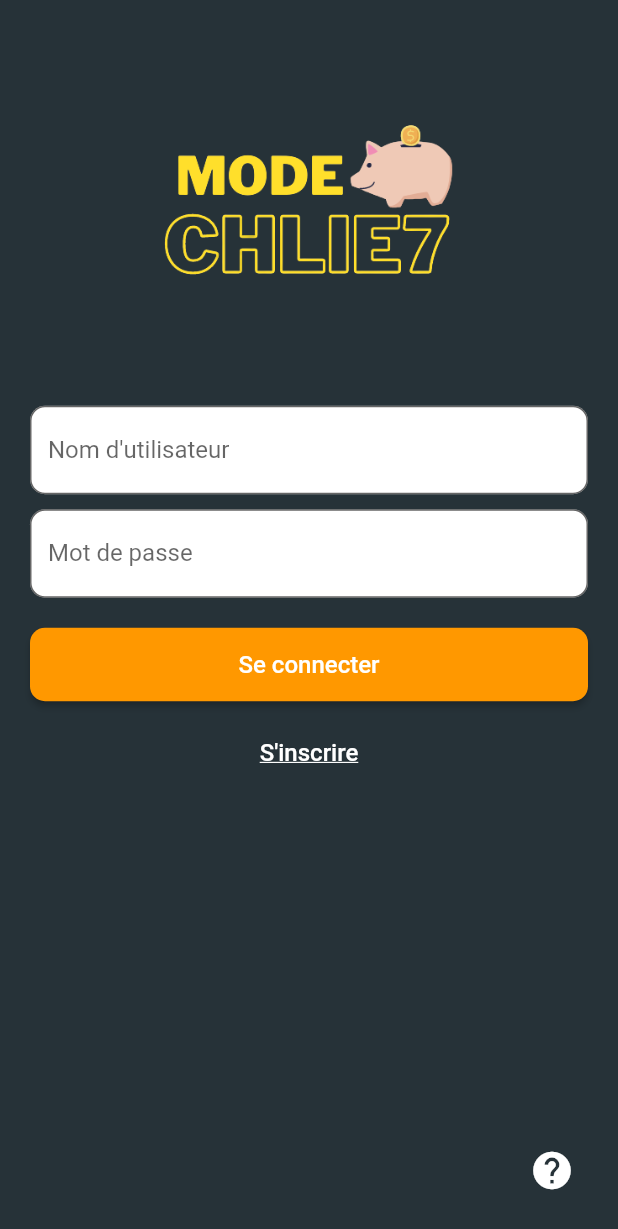
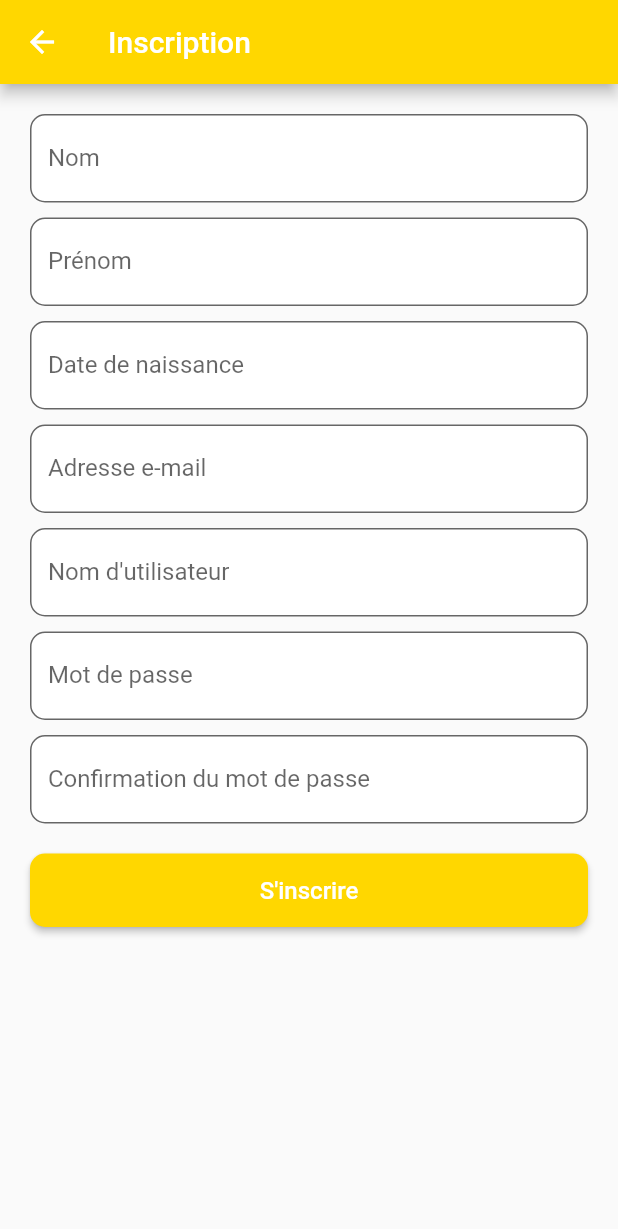
Before and after one commit to naoufal-mft/EconomiZ, a Flutter app: the screen it shows after launch, after a tap on an icon or button, on a phone screen of 412 x 824 dp. Shown: the top 1229 px of the screen. Run offline on Flutter 3.47's test engine with Material 2 defaults, Android fonts, the phone set to English and light mode, and no system bars.

Commit message:
feat(Création de la page d'inscription): page contenant un formulaire pour l'ajout des infos de connexion

```diff
--- a/lib/login_page.dart
+++ b/lib/login_page.dart
@@ -1,4 +1,5 @@
 import 'package:flutter/material.dart';
+import 'registration_page.dart';
 
 class CustomLoginPage extends StatelessWidget {
   @override
@@ -64,7 +65,12 @@ class CustomLoginPage extends StatelessWidget {
               SizedBox(height: 10.0),
               TextButton(
                 onPressed: () {
-                  // Actions à effectuer lors de l'inscription
+                  Navigator.push(
+                    context,
+                    MaterialPageRoute(
+                      builder: (context) => RegistrationPage(),
+                    ),
+                  );
                 },
                 child: Text(
                   'S\'inscrire',
--- a/lib/main.dart
+++ b/lib/main.dart
@@ -1,5 +1,6 @@
 import 'package:flutter/material.dart';
-import 'login_page.dart'; // Importez le fichier login_page.dart que vous avez créé
+import 'login_page.dart';
+import 'registration_page.dart';
 
 void main() {
   runApp(MyApp());
@@ -13,7 +14,11 @@ class MyApp extends StatelessWidget {
       theme: ThemeData(
         primarySwatch: Colors.blue,
       ),
-      home: CustomLoginPage(), // Utilisez la page de connexion personnalisée que vous avez créée
+      initialRoute: '/',
+      routes: {
+        '/': (context) => CustomLoginPage(),
+        '/inscription': (context) => RegistrationPage(),
+      },
     );
   }
 }
--- /dev/null
+++ b/lib/registration_page.dart
@@ -0,0 +1,228 @@
+import 'package:flutter/material.dart';
+import 'budget_page.dart';
+
+class RegistrationPage extends StatefulWidget {
+  @override
+  _RegistrationPageState createState() => _RegistrationPageState();
+}
+
+class _RegistrationPageState extends State<RegistrationPage> with SingleTickerProviderStateMixin {
+  late AnimationController _controleurAnimation;
+  late Animation<double> _animation;
+
+  TextEditingController nomController = TextEditingController();
+  TextEditingController prenomController = TextEditingController();
+  TextEditingController dateNaissanceController = TextEditingController();
+  TextEditingController emailController = TextEditingController();
+  TextEditingController nomUtilisateurController = TextEditingController();
+  TextEditingController motDePasseController = TextEditingController();
+  TextEditingController confirmationMotDePasseController = TextEditingController();
+
+  @override
+  void initState() {
+    super.initState();
+
+    _controleurAnimation = AnimationController(
+      vsync: this,
+      duration: Duration(milliseconds: 1000),
+    );
+
+    _animation = CurvedAnimation(
+      parent: _controleurAnimation,
+      curve: Curves.easeInOut,
+    );
+
+    _controleurAnimation.forward();
+  }
+
+  @override
+  void dispose() {
+    _controleurAnimation.dispose();
+    super.dispose();
+  }
+
+  @override
+  Widget build(BuildContext context) {
+    return Scaffold(
+      appBar: AppBar(
+        title: Text('Inscription'),
+        backgroundColor: Color(0xFFFFD700), // Couleur dorée
+      ),
+      body: SingleChildScrollView(
+        child: Padding(
+          padding: EdgeInsets.all(20.0),
+          child: FadeTransition(
+            opacity: _animation,
+            child: Column(
+              crossAxisAlignment: CrossAxisAlignment.stretch,
+              children: [
+                // Champs de texte pour les informations de l'utilisateur
+                TextField(
+                  controller: nomController,
+                  decoration: InputDecoration(
+                    labelText: 'Nom',
+                    filled: true,
+                    fillColor: Colors.white,
+                    border: OutlineInputBorder(
+                      borderRadius: BorderRadius.circular(10.0),
+                    ),
+                  ),
+                ),
+                SizedBox(height: 10.0),
+                TextField(
+                  controller: prenomController,
+                  decoration: InputDecoration(
+                    labelText: 'Prénom',
+                    filled: true,
+                    fillColor: Colors.white,
+                    border: OutlineInputBorder(
+                      borderRadius: BorderRadius.circular(10.0),
+                    ),
+                  ),
+                ),
+                SizedBox(height: 10.0),
+                TextField(
+                  controller: dateNaissanceController,
+                  decoration: InputDecoration(
+                    labelText: 'Date de naissance',
+                    filled: true,
+                    fillColor: Colors.white,
+                    border: OutlineInputBorder(
+                      borderRadius: BorderRadius.circular(10.0),
+                    ),
+                  ),
+                ),
+                SizedBox(height: 10.0),
+                TextField(
+                  controller: emailController,
+                  decoration: InputDecoration(
+                    labelText: 'Adresse e-mail',
+                    filled: true,
+                    fillColor: Colors.white,
+                    border: OutlineInputBorder(
+                      borderRadius: BorderRadius.circular(10.0),
+                    ),
+                  ),
+                ),
+                SizedBox(height: 10.0),
+                TextField(
+                  controller: nomUtilisateurController,
+                  decoration: InputDecoration(
+                    labelText: 'Nom d\'utilisateur',
+                    filled: true,
+                    fillColor: Colors.white,
+                    border: OutlineInputBorder(
+                      borderRadius: BorderRadius.circular(10.0),
+                    ),
+                  ),
+                ),
+                SizedBox(height: 10.0),
+                TextField(
+                  controller: motDePasseController,
+                  decoration: InputDecoration(
+                    labelText: 'Mot de passe',
+                    filled: true,
+                    fillColor: Colors.white,
+                    border: OutlineInputBorder(
+                      borderRadius: BorderRadius.circular(10.0),
+                    ),
+                  ),
+                  obscureText: true,
+                ),
+                SizedBox(height: 10.0),
+                TextField(
+                  controller: confirmationMotDePasseController,
+                  decoration: InputDecoration(
+                    labelText: 'Confirmation du mot de passe',
+                    filled: true,
+                    fillColor: Colors.white,
+                    border: OutlineInputBorder(
+                      borderRadius: BorderRadius.circular(10.0),
+                    ),
+                  ),
+                  obscureText: true,
+                ),
+                SizedBox(height: 20.0),
+                ElevatedButton(
+                  onPressed: () {
+                    // Vérifier les informations de l'utilisateur
+                    String nom = nomController.text;
+                    String prenom = prenomController.text;
+                    String dateNaissance = dateNaissanceController.text;
+                    String email = emailController.text;
+                    String nomUtilisateur = nomUtilisateurController.text;
+                    String motDePasse = motDePasseController.text;
+                    String confirmationMotDePasse = confirmationMotDePasseController.text;
+
+                    if (nom.isNotEmpty &&
+                        prenom.isNotEmpty &&
+                        dateNaissance.isNotEmpty &&
+                        email.isNotEmpty &&
+                        nomUtilisateur.isNotEmpty &&
+                        motDePasse.isNotEmpty &&
+                        confirmationMotDePasse.isNotEmpty) {
+                      if (motDePasse == confirmationMotDePasse) {
+                        // Rediriger vers la page de gestion du budget
+                        Navigator.push(
+                          context,
+                          MaterialPageRoute(
+                            builder: (context) => BudgetPage(),
+                          ),
+                        );
+                      } else {
+                        // Afficher un message d'erreur si les mots de passe ne correspondent pas
+                        showDialog(
+                          context: context,
+                          builder: (context) => AlertDialog(
+                            title: Text('Erreur'),
+                            content: Text('Les mots de passe ne correspondent pas'),
+                            actions: [
+                              TextButton(
+                                onPressed: () {
+                                  Navigator.pop(context);
+                                },
+                                child: Text('OK'),
+                              ),
+                            ],
+                          ),
+                        );
+                      }
+                    } else {
+                      // Afficher un message d'erreur si tous les champs ne sont pas remplis
+                      showDialog(
+                        context: context,
+                        builder: (context) => AlertDialog(
+                          title: Text('Erreur'),
+                          content: Text('Veuillez remplir tous les champs'),
+                          actions: [
+                            TextButton(
+                              onPressed: () {
+                                Navigator.pop(context);
+                              },
+                              child: Text('OK'),
+                            ),
+                          ],
+                        ),
+                      );
+                    }
+                  },
+                  style: ElevatedButton.styleFrom(
+                    backgroundColor: Color(0xFFFFD700), // Couleur dorée
+                    shape: RoundedRectangleBorder(
+                      borderRadius: BorderRadius.circular(10.0),
+                    ),
+                    padding: EdgeInsets.symmetric(vertical: 15.0),
+                  ),
+                  child: Text(
+                    'S\'inscrire',
+                    style: TextStyle(fontSize: 16.0),
+                  ),
+                ),
+              ],
+            ),
+          ),
+        ),
+      ),
+    );
+  }
+}
```
Also changed, not shown: lib/budget_page.dart (added, +18 -0 lines).
